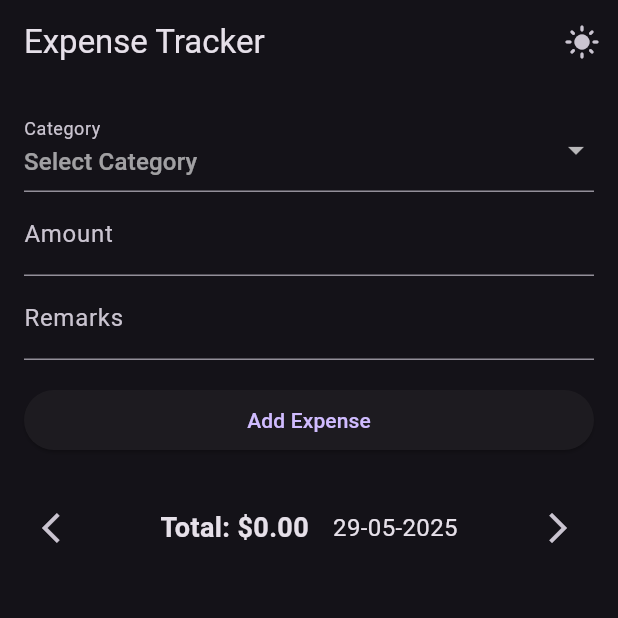
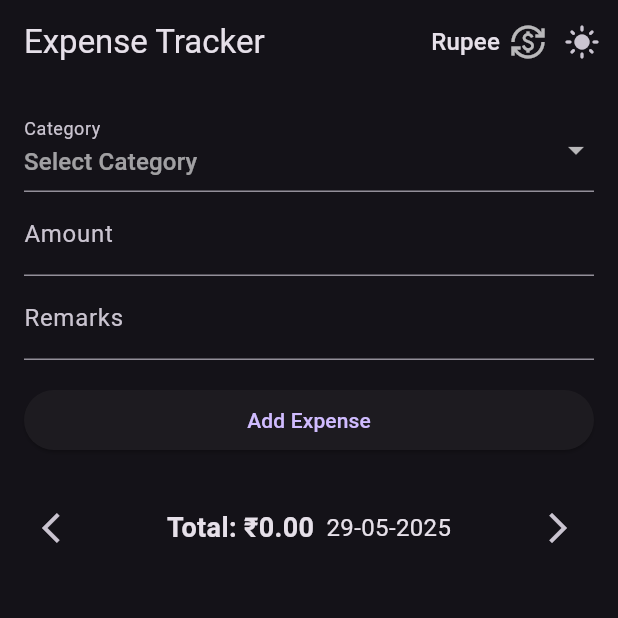
Before and after one commit to Jegatheesh001/ExpenseTracker, a Flutter app: the screen it shows after launch, after a tap on the "dark mode" icon, on a phone screen of 412 x 824 dp, the top half of it. Run offline on Flutter 3.47's test engine with Material 3 defaults, Android fonts, the phone set to English and light mode, and no system bars; our stand-ins replace shared_preferences, sqflite; accounts and stored records are empty.

Commit message:
currency switch option

```diff
--- a/lib/main.dart
+++ b/lib/main.dart
@@ -22,9 +22,9 @@ class _MyAppState extends State<MyApp> {
 
   @override
  void initState() {
-    super.initState();
+ super.initState();
     _loadThemeMode();
- }
+  }
 
   Future<void> _loadThemeMode() async {
  final prefs = await SharedPreferences.getInstance();
@@ -62,7 +62,7 @@ class _MyAppState extends State<MyApp> {
       debugShowCheckedModeBanner: false,
       themeMode: _isDarkMode ? ThemeMode.dark : ThemeMode.light,
       home: const ExpenseHomePage(),
-    );
+    ); // MaterialApp
   }
 }
 
@@ -80,12 +80,44 @@ class _ExpenseHomePageState extends State<ExpenseHomePage> {
   DateTime _selectedDate = DateTime.now();
   String? _selectedCategory;
   final List<String> _categories = [];
+  final List<String> _currencies = ['Rupee', 'Dirham', 'Dollar'];
+  String _currentCurrency = 'Rupee'; // This will hold the loaded currency
+  String _currencySymbol = '₹';
 
   @override
   void initState() {
     super.initState();
     _loadCategories();
     _loadTodaysExpenses(); // Load today's expenses by default
+    _loadCurrency();
+  }
+  Future<void> _loadCurrency() async {
+    final prefs = await SharedPreferences.getInstance();
+    setState(() {
+      _currentCurrency = prefs.getString('selectedCurrency') ?? 'Rupee';
+    });
+    _loadCurrencySymbol();
+  }
+
+  // Determine the currency symbol based on the selected currency
+  Future<void> _loadCurrencySymbol() async {
+    String currencySymbol;
+    switch (_currentCurrency) {
+        case 'Rupee':
+          currencySymbol = '₹';
+        break;
+        case 'Dirham':
+          currencySymbol = 'د.إ';
+        break;
+        case 'Dollar':
+          currencySymbol = '\$';
+        break;
+        default:
+            currencySymbol = '\$'; // Default to dollar if currency is unknown
+    }
+    setState(() {
+      _currencySymbol = currencySymbol;
+    });
   }
 
   Future<void> _loadCategories() async {
@@ -109,6 +141,12 @@ class _ExpenseHomePageState extends State<ExpenseHomePage> {
       _expenses.clear();
       _expenses.addAll(loadedExpenses);
     });
+  }
+  Future<void> _saveCurrency(String value) async {
+    final prefs = await SharedPreferences.getInstance();
+    await prefs.setString('selectedCurrency', value);
+    _currentCurrency = value;
+    _loadCurrencySymbol(); // Reload currency after saving
   }
 
   // Method to delete an expense from the database
@@ -190,12 +228,30 @@ class _ExpenseHomePageState extends State<ExpenseHomePage> {
       appBar: AppBar(
         title: const Text('Expense Tracker'),
         actions: [
+        DropdownButtonHideUnderline(
+          child: DropdownButton<String>(
+            value: _currentCurrency,
+            icon: const Icon(Icons.currency_exchange),
+            items: _currencies.map((String currency) {
+              return DropdownMenuItem<String>(
+                value: currency,
+                child: Text(currency),
+              );
+            }).toList(),
+            onChanged: (String? newValue) {
+              if (newValue != null) {
+                _saveCurrency(newValue);
+              }
+            },
+          ),
+        ),
         IconButton(
-          icon: Icon(Theme.of(context).brightness == Brightness.dark ? Icons.light_mode : Icons.dark_mode),
+          icon: Icon(
+ Theme.of(context).brightness == Brightness.dark ? Icons.light_mode : Icons.dark_mode),
           onPressed: () {
             context.findAncestorStateOfType<_MyAppState>()?._toggleTheme();
           },
-        ),
+        ), // IconButtonpdownButtonHideUnderline
       ], // IconButton
       ), // AppBar
       body: Padding(
@@ -243,12 +299,11 @@ class _ExpenseHomePageState extends State<ExpenseHomePage> {
                 IconButton(
                   icon: const Icon(Icons.arrow_back_ios),
                   onPressed: _previousDay,
-
                 ),
                 Row(
                   children: [
-                    Text('Total: \$${_expenses.fold(0.0, (sum, item) => sum + item.amount).toStringAsFixed(2)}', style: const TextStyle(fontSize: 18, fontWeight: FontWeight.bold)),
-                    const SizedBox(width: 16.0),
+                    Text('Total: $_currencySymbol${_expenses.fold(0.0, (sum, item) => sum + item.amount).toStringAsFixed(2)}', style: const TextStyle(fontSize: 18, fontWeight: FontWeight.bold)),
+                    const SizedBox(width: 8.0),
                     Text(
                       DateFormat('dd-MM-yyyy').format(_selectedDate),
                       style: const TextStyle(fontSize: 16),
@@ -271,15 +326,16 @@ class _ExpenseHomePageState extends State<ExpenseHomePage> {
                 itemBuilder: (context, index) {
                   final expense = _expenses[index];
                   final formattedDate =
-                      DateFormat('dd-MM-yyyy HH:mm:ss').format(expense.entryDate);
+ DateFormat('dd-MM-yyyy HH:mm:ss').format(expense.entryDate);
+
                   return Card(
                     child: Stack(
                       children: [
                         ListTile(
                           title: Text(expense.remarks),
                           subtitle: Text(
-                              'Amount: \$${expense.amount.toStringAsFixed(2)}\nCategory: ${expense.category}\nDate: $formattedDate'),
-                        ),
+                              'Amount: $_currencySymbol${expense.amount.toStringAsFixed(2)}\nCategory: ${expense.category}\nDate: $formattedDate'),
+                        ), // ListTile
                         Positioned(
                           top: 0,
                           right: 0,
@@ -312,7 +368,7 @@ class _ExpenseHomePageState extends State<ExpenseHomePage> {
                           ),
                         ),
                       ],
-                    ),
+                    ), // Stack
                   );
                 },
               ),
```
